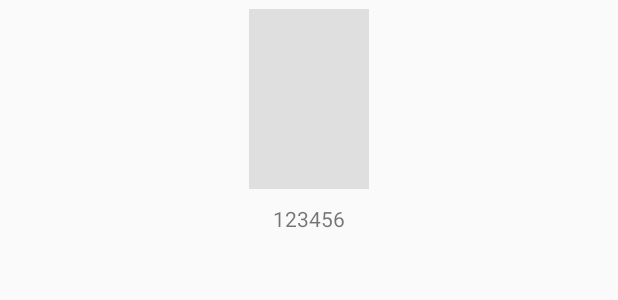
After one commit to linsir6/JD-shopping-mall, an Android app: the layout item_sort_goods.xml on its own in the app's theme, with its tools: preview values and no code run, on a phone screen of 412 x 824 dp. The commit adds this screen. Shown: the top 300 px of the screen. Run offline under Robolectric (Android 15) with nearby library versions, the phone set to English and light mode, and no system bars.

Commit message:
🚧 工作过程中: 完成分类页面

```diff
--- /dev/null
+++ b/app/src/main/res/layout/item_sort_goods.xml
@@ -0,0 +1,25 @@
+<?xml version="1.0" encoding="utf-8"?>
+<LinearLayout xmlns:android="http://schemas.android.com/apk/res/android"
+    android:layout_width="match_parent"
+    android:layout_height="wrap_content"
+    android:gravity="center"
+    android:orientation="vertical"
+    android:padding="6dp">
+
+    <ImageView
+        android:id="@+id/goods_img"
+        android:layout_width="80dp"
+        android:layout_height="120dp"
+        android:background="#dfdfdf" />
+
+    <TextView
+        android:id="@+id/goods_text"
+        android:layout_width="wrap_content"
+        android:layout_height="wrap_content"
+        android:layout_marginTop="10dp"
+        android:text="123456" />
+
+
+
+
+</LinearLayout>
```
Also changed, not shown: app/src/main/java/top/linsir/mall/model/GoodsItem.kt (added, +11 -0 lines), app/src/main/java/top/linsir/mall/model/SortItem.kt (added, +11 -0 lines), app/src/main/java/top/linsir/mall/ui/adapter/SortFragmentGoodsAdapter.kt (added, +21 -0 lines), app/src/main/java/top/linsir/mall/ui/adapter/SortFragmentSortAdapter.kt (added, +20 -0 lines), app/src/main/java/top/linsir/mall/ui/fragment/SortFragment.kt (+55 -27 lines), app/src/main/res/layout/fragment_sort.xml (+22 -7 lines), app/src/main/res/layout/item_sort.xml (added, +14 -0 lines).
